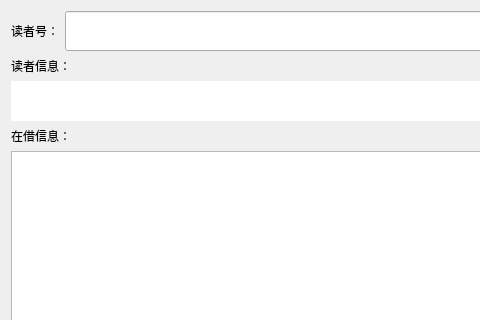
First picture: the form in src/ReturnBookForm.ui, repository zhiweij1/LibrarySystem, before the edit; both pictures show x 0 to 480 and y 0 to 320 of the 1070 by 820 pixel window.
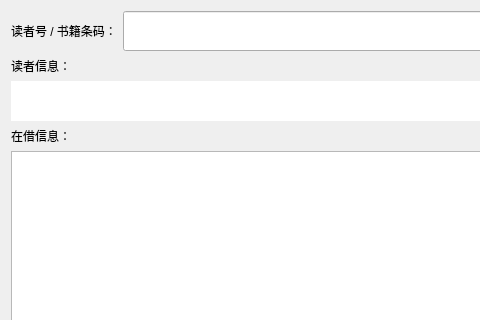
Second picture: the form after the edit.

```diff
--- a/src/ReturnBookForm.ui
+++ b/src/ReturnBookForm.ui
@@ -25,7 +25,7 @@
         </size>
        </property>
        <property name="text">
-        <string>读者号：</string>
+        <string>读者号 / 书籍条码：</string>
        </property>
       </widget>
      </item>
```
